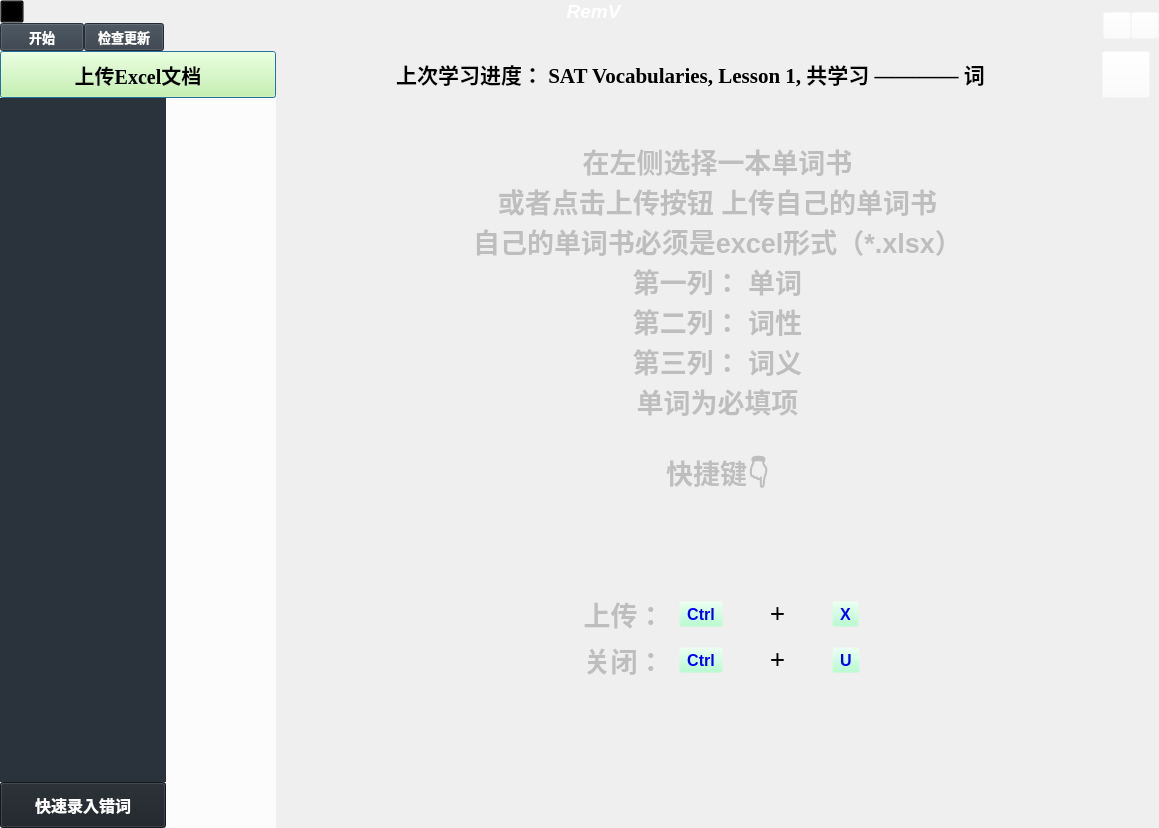
First picture: the form in PyQt5_GUI/RemV_Package/pyFile/GUI_Chinese_Adjust.ui, repository ArmandXiao/RemV, before the edit.
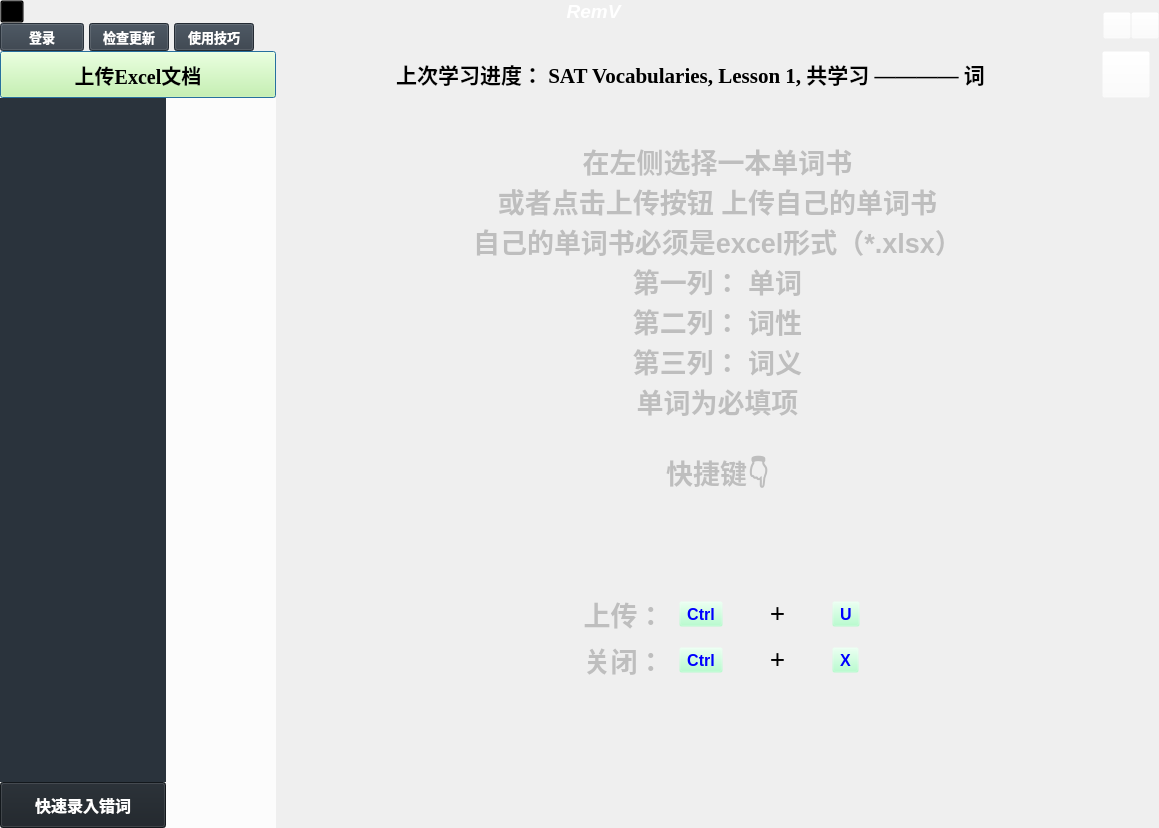
Second picture: the form after the edit. The open tabs and pages were chosen to show the change.

```diff
--- a/PyQt5_GUI/RemV_Package/pyFile/GUI_Chinese_Adjust.ui
+++ b/PyQt5_GUI/RemV_Package/pyFile/GUI_Chinese_Adjust.ui
@@ -124,9 +124,28 @@
              </item>
              <item row="1" column="1">
               <layout class="QGridLayout" name="gridLayout_29">
-               <property name="spacing">
+               <property name="leftMargin">
+                <number>5</number>
+               </property>
+               <property name="horizontalSpacing">
+                <number>5</number>
+               </property>
+               <property name="verticalSpacing">
                 <number>0</number>
                </property>
+               <item row="0" column="7">
+                <spacer name="horizontalSpacer_13">
+                 <property name="orientation">
+                  <enum>Qt::Horizontal</enum>
+                 </property>
+                 <property name="sizeHint" stdset="0">
+                  <size>
+                   <width>40</width>
+                   <height>20</height>
+                  </size>
+                 </property>
+                </spacer>
+               </item>
                <item row="0" column="5">
                 <widget class="QPushButton" name="updateCheckBtn">
                  <property name="font">
@@ -150,9 +169,14 @@
                 </widget>
                </item>
                <item row="0" column="6">
-                <spacer name="horizontalSpacer_13">
-                 <property name="orientation">
-                  <enum>Qt::Horizontal</enum>
+                <widget class="QPushButton" name="useTipBtn">
+                 <property name="font">
+                  <font>
+                   <family>Times New Roman</family>
+                   <pointsize>10</pointsize>
+                   <weight>75</weight>
+                   <bold>true</bold>
+                  </font>
                  </property>
                  <property name="sizeHint" stdset="0">
                   <size>
@@ -160,7 +184,17 @@
                    <height>20</height>
                   </size>
                  </property>
-                </spacer>
+                 <property name="contextMenuPolicy">
+                  <enum>Qt::DefaultContextMenu</enum>
+                 </property>
+                 <property name="styleSheet">
+                  <string notr="true">background-color:rgb(50, 60, 71);
+color:white;</string>
+                 </property>
+                 <property name="text">
+                  <string>使用技巧</string>
+                 </property>
+                </widget>
                </item>
               </layout>
              </item>
@@ -229,7 +263,7 @@
 color:white;</string>
                  </property>
                  <property name="text">
-                  <string>开始</string>
+                  <string>登录</string>
                  </property>
                 </widget>
                </item>
@@ -3056,7 +3090,7 @@
 color: blue;</string>
                 </property>
                 <property name="text">
-                 <string>X</string>
+                 <string>U</string>
                 </property>
                </widget>
               </item>
@@ -3106,7 +3140,7 @@
 background-color: rgba(164, 255, 195, 0)</string>
                 </property>
                 <property name="text">
-                 <string>U</string>
+                 <string>X</string>
                 </property>
                </widget>
               </item>
```
Left out of the diff: 12 changed lines with no effect on the pictures.
